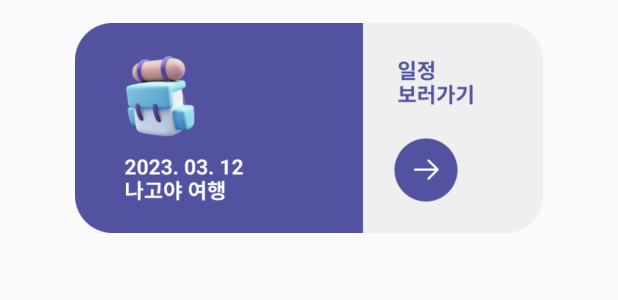
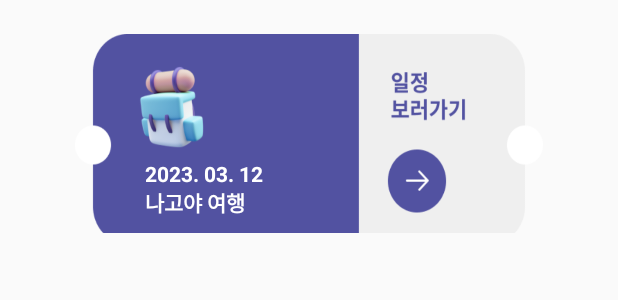
Before and after one commit to moon12-3/BaRoad, an Android app: the layout main_listview_item.xml on its own in the app's theme, with its tools: preview values and no code run, on a phone screen of 412 x 824 dp. Shown: the top 300 px of the screen. Run offline under Robolectric (Android 15) with nearby library versions, the phone set to English and light mode, and no system bars.

Commit message:
내 일정 item

```diff
--- a/app/src/main/res/layout/main_listview_item.xml
+++ b/app/src/main/res/layout/main_listview_item.xml
@@ -5,10 +5,23 @@
     android:layout_height="match_parent">
 
     <!--검색어 입력 리스트뷰 목록에 뜰 layout-->
+    <FrameLayout
+        android:layout_width="match_parent"
+        android:layout_height="wrap_content">
             <ImageButton
                 android:layout_width="312dp"
                 android:layout_height="140dp"
                 android:layout_gravity="center"
                 android:layout_marginTop="15dp"
-                android:background="@drawable/main_listview"/>
+                android:background="@drawable/myplan_listview"/>
+        <TextView
+            android:layout_width="wrap_content"
+            android:layout_height="wrap_content"
+            android:text="2023. 03. 12\n나고야 여행"
+            android:textColor="#ffffff"
+            android:textStyle="bold"
+            android:layout_gravity="center|bottom"
+            android:layout_marginRight="70dp"
+            android:layout_marginBottom="10dp"/>
+    </FrameLayout>
 </LinearLayout>
```
Also changed, not shown: app/src/main/res/drawable/main_listview.png (deleted), app/src/main/res/drawable/myplan_listview.png (added).
